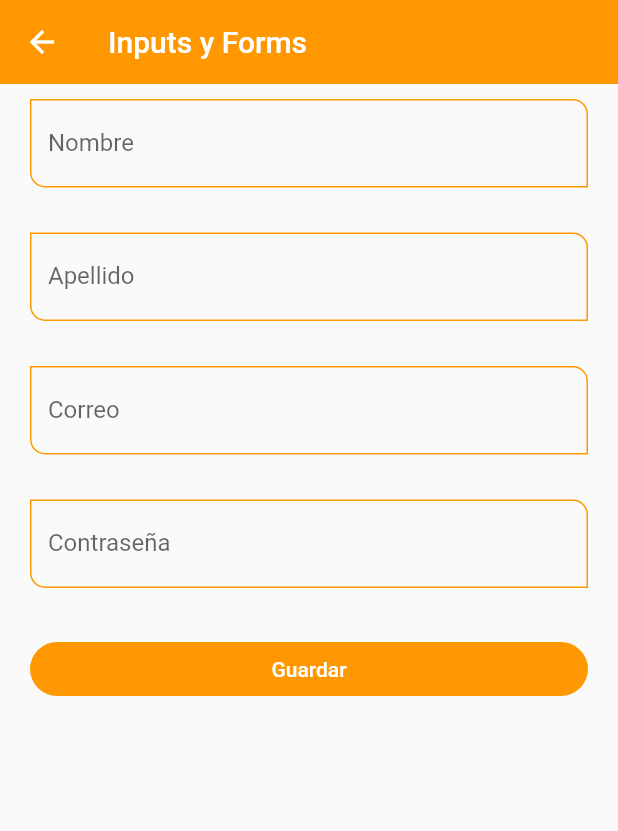
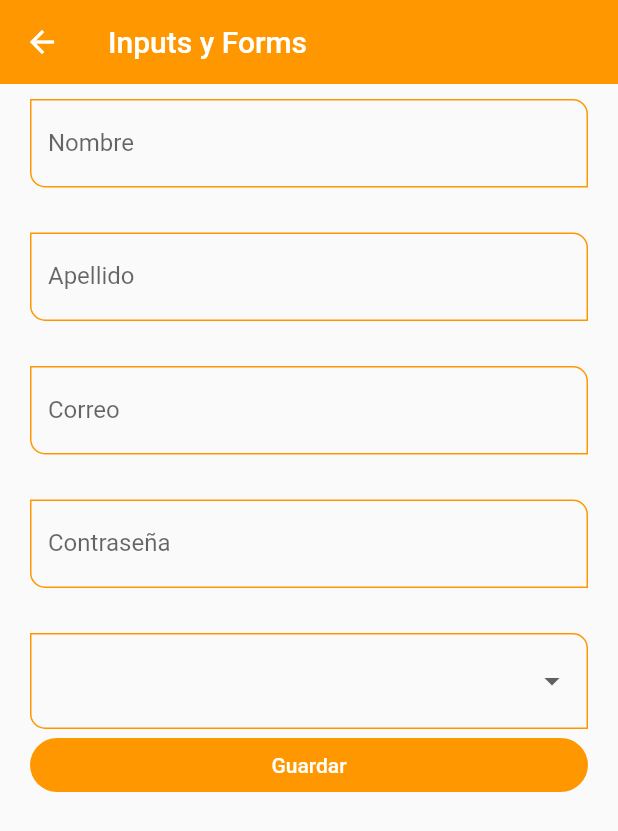
Before and after one commit to misael-reyes/curso_flutter, a Flutter app: the InputsScreen screen opened by its route, on a phone screen of 412 x 824 dp. Shown: the top 831 px of the screen. Run offline on Flutter 3.47's test engine with Material 2 defaults, Android fonts, the phone set to English and light mode, and no system bars.

Commit message:
93. DropdownButtonFromField

```diff
--- a/fl_components/lib/screens/inputs_screen.dart
+++ b/fl_components/lib/screens/inputs_screen.dart
@@ -68,6 +68,19 @@ class InputsScreen extends StatelessWidget {
                 ),
                 const SizedBox(height: 30),
 
+                DropdownButtonFormField(
+                  items: const [
+                    DropdownMenuItem(value: 'Admin', child: Text('Admin')),
+                    DropdownMenuItem(value: 'Super', child: Text('Super')),
+                    DropdownMenuItem(value: 'Developer', child: Text('Developer')),
+                    DropdownMenuItem(value: 'Jr. Developer', child: Text('Jr. Developer')),
+                  ],
+                  onChanged: (value) {
+                    print(value);
+                    formValues['role'] = value ?? '';
+                  },
+                ),
+
                 ElevatedButton(
                   onPressed: () {
                     if (!myFormKey.currentState!.validate()) {
```
